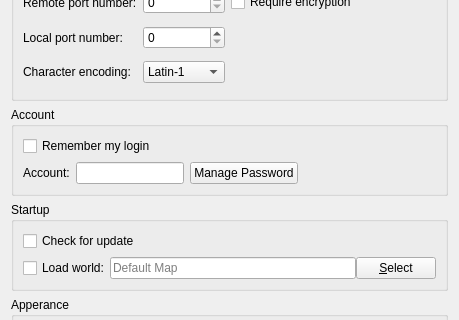
nschimme/MMapper, file src/preferences/generalpage.ui: the form before one commit; both pictures show x 0 to 459 and y 89 to 409 of the 459 by 792 pixel window.
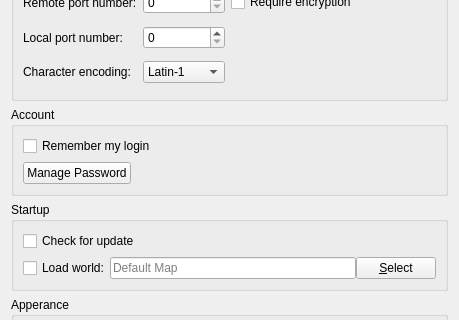
The form after the commit.

Commit message:
Refactor account management and restore platform-specific storage keys
- Remove redundant account name field from General preferences page.
- Move account name management into ManagePasswordDialog.
- Restore fixed "password" key for non-Wasm platforms for backward compatibility.
- Use accountName as key for Wasm platforms to support multi-account browser prompts.
- Fix event-loop locking on Wasm by ignoring "User cancelled" errors and using asynchronous dialog calls.
- Fix PasswordConfig error reporting to use the correct job's error string.

Patch:
```diff
--- a/src/preferences/generalpage.ui
+++ b/src/preferences/generalpage.ui
@@ -160,30 +160,13 @@
      </property>
      <layout class="QGridLayout" name="gridLayout_7">
       <item row="1" column="0">
-       <widget class="QLabel" name="label_2">
+       <widget class="QPushButton" name="setPassword">
         <property name="text">
-         <string>Account:</string>
-        </property>
-        <property name="buddy">
-         <cstring>accountName</cstring>
+         <string>Manage Password</string>
         </property>
        </widget>
       </item>
       <item row="1" column="1">
-       <layout class="QHBoxLayout" name="horizontalLayout_account">
-        <item>
-         <widget class="QLineEdit" name="accountName"/>
-        </item>
-        <item>
-         <widget class="QPushButton" name="setPassword">
-          <property name="text">
-           <string>Manage Password</string>
-          </property>
-         </widget>
-        </item>
-       </layout>
-      </item>
-      <item row="1" column="2">
        <spacer name="horizontalSpacer_account">
         <property name="orientation">
          <enum>Qt::Horizontal</enum>
```
Left out of the diff: 3 changed lines with no effect on the pictures. The commit also changes 3 other files.
